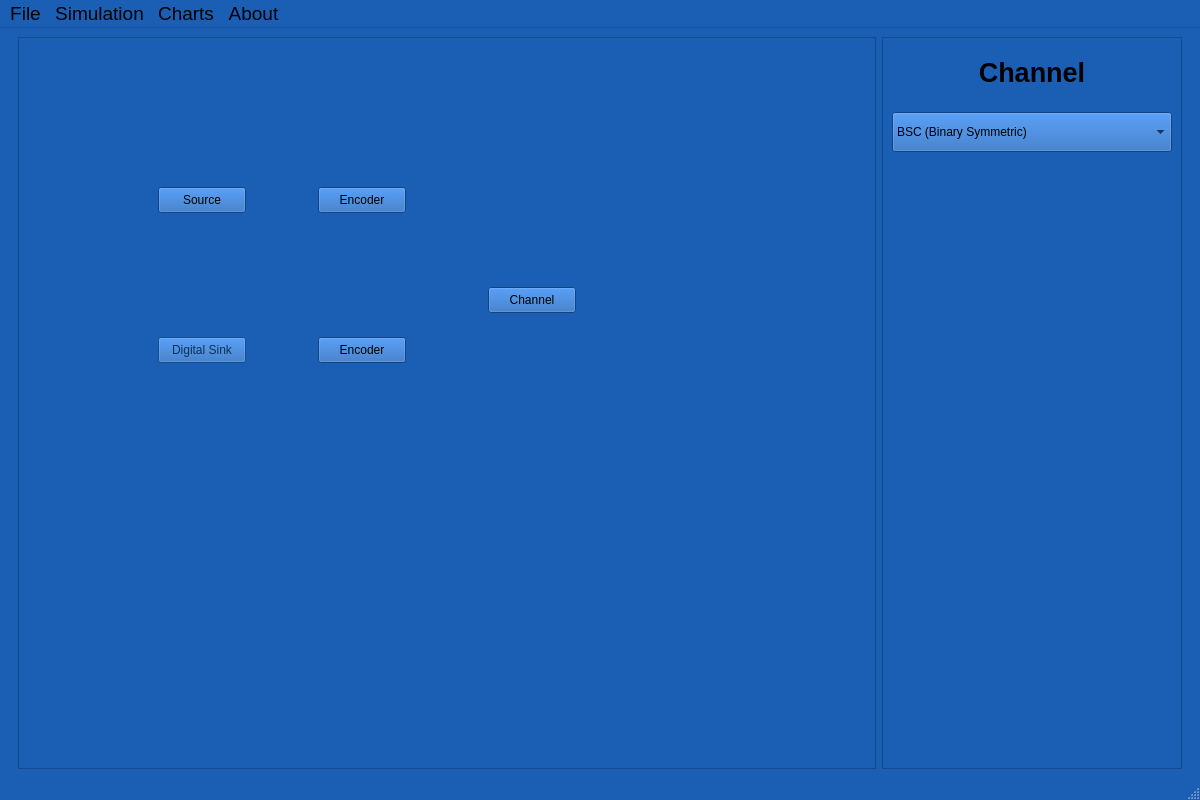
Karol-Gasior-PWR/niudac, file app/mainwindow.ui: the form before one commit.
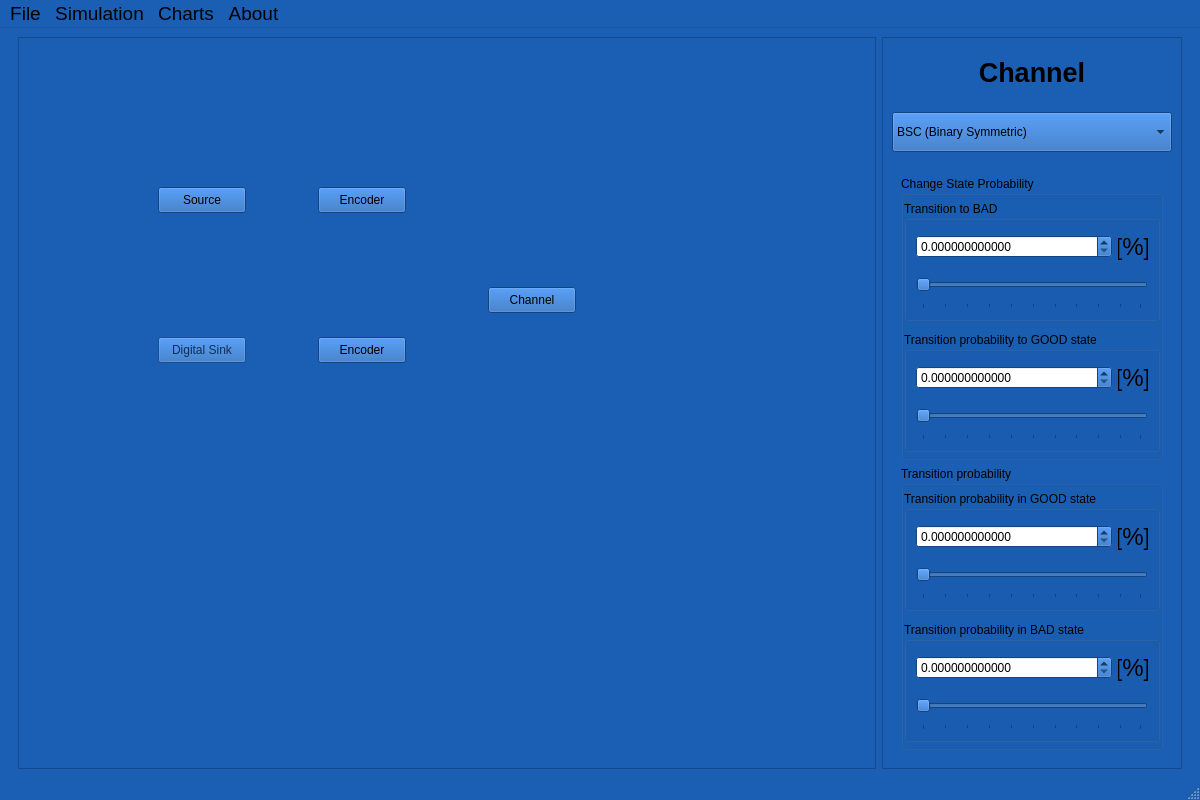
The form after the commit. The open tabs and pages were chosen to show the change.

Commit message: add CRC 8 class, and interface

Patch:
```diff
--- a/app/mainwindow.ui
+++ b/app/mainwindow.ui
@@ -982,7 +982,356 @@
                 </item>
                </layout>
               </widget>
-              <widget class="QWidget" name="page_gilbertElliot"/>
+              <widget class="QWidget" name="page_gilbertElliot">
+               <layout class="QVBoxLayout" name="verticalLayout_21">
+                <item>
+                 <widget class="QGroupBox" name="groupBox_8">
+                  <property name="title">
+                   <string>Change State Probability</string>
+                  </property>
+                  <layout class="QVBoxLayout" name="verticalLayout_20">
+                   <property name="leftMargin">
+                    <number>0</number>
+                   </property>
+                   <property name="topMargin">
+                    <number>0</number>
+                   </property>
+                   <property name="rightMargin">
+                    <number>0</number>
+                   </property>
+                   <property name="bottomMargin">
+                    <number>0</number>
+                   </property>
+                   <item>
+                    <widget class="QGroupBox" name="groupBox_7">
+                     <property name="maximumSize">
+                      <size>
+                       <width>16777215</width>
+                       <height>120</height>
+                      </size>
+                     </property>
+                     <property name="title">
+                      <string>Transition to BAD</string>
+                     </property>
+                     <layout class="QVBoxLayout" name="verticalLayout_17">
+                      <item>
+                       <layout class="QHBoxLayout" name="horizontalLayout_10">
+                        <item>
+                         <widget class="QDoubleSpinBox" name="dSpinB_channel_ge_toBad">
+                          <property name="decimals">
+                           <number>12</number>
+                          </property>
+                          <property name="maximum">
+                           <double>100.000000000000000</double>
+                          </property>
+                         </widget>
+                        </item>
+                        <item>
+                         <widget class="QLabel" name="label_15">
+                          <property name="minimumSize">
+                           <size>
+                            <width>30</width>
+                            <height>0</height>
+                           </size>
+                          </property>
+                          <property name="maximumSize">
+                           <size>
+                            <width>30</width>
+                            <height>16777215</height>
+                           </size>
+                          </property>
+                          <property name="font">
+                           <font>
+                            <pointsize>18</pointsize>
+                            <bold>false</bold>
+                           </font>
+                          </property>
+                          <property name="text">
+                           <string>[%]</string>
+                          </property>
+                          <property name="alignment">
+                           <set>Qt::AlignmentFlag::AlignCenter</set>
+                          </property>
+                         </widget>
+                        </item>
+                       </layout>
+                      </item>
+                      <item>
+                       <widget class="QSlider" name="hSlider_channel_ge_toBad">
+                        <property name="minimumSize">
+                         <size>
+                          <width>0</width>
+                          <height>40</height>
+                         </size>
+                        </property>
+                        <property name="orientation">
+                         <enum>Qt::Orientation::Horizontal</enum>
+                        </property>
+                        <property name="tickPosition">
+                         <enum>QSlider::TickPosition::TicksBelow</enum>
+                        </property>
+                        <property name="tickInterval">
+                         <number>10</number>
+                        </property>
+                       </widget>
+                      </item>
+                     </layout>
+                    </widget>
+                   </item>
+                   <item>
+                    <widget class="QGroupBox" name="groupBox_5">
+                     <property name="maximumSize">
+                      <size>
+                       <width>16777215</width>
+                       <height>120</height>
+                      </size>
+                     </property>
+                     <property name="title">
+                      <string>Transition probability to GOOD state</string>
+                     </property>
+                     <layout class="QVBoxLayout" name="verticalLayout_15">
+                      <item>
+                       <layout class="QHBoxLayout" name="horizontalLayout_8">
+                        <item>
+                         <widget class="QDoubleSpinBox" name="dSpinB_channel_ge_toGood">
+                          <property name="decimals">
+                           <number>12</number>
+                          </property>
+                          <property name="maximum">
+                           <double>100.000000000000000</double>
+                          </property>
+                         </widget>
+                        </item>
+                        <item>
+                         <widget class="QLabel" name="label_13">
+                          <property name="minimumSize">
+                           <size>
+                            <width>30</width>
+                            <height>0</height>
+                           </size>
+                          </property>
+                          <property name="maximumSize">
+                           <size>
+                            <width>30</width>
+                            <height>16777215</height>
+                           </size>
+                          </property>
+                          <property name="font">
+                           <font>
+                            <pointsize>18</pointsize>
+                            <bold>false</bold>
+                           </font>
+                          </property>
+                          <property name="text">
+                           <string>[%]</string>
+                          </property>
+                          <property name="alignment">
+                           <set>Qt::AlignmentFlag::AlignCenter</set>
+                          </property>
+                         </widget>
+                        </item>
+                       </layout>
+                      </item>
+                      <item>
+                       <widget class="QSlider" name="hSlider_channel_ge_toGood">
+                        <property name="minimumSize">
+                         <size>
+                          <width>0</width>
+                          <height>40</height>
+                         </size>
+                        </property>
+                        <property name="orientation">
+                         <enum>Qt::Orientation::Horizontal</enum>
+                        </property>
+                        <property name="tickPosition">
+                         <enum>QSlider::TickPosition::TicksBelow</enum>
+                        </property>
+                        <property name="tickInterval">
+                         <number>10</number>
+                        </property>
+                       </widget>
+                      </item>
+                     </layout>
+                    </widget>
+                   </item>
+                  </layout>
+                 </widget>
+                </item>
+                <item>
+                 <widget class="QGroupBox" name="groupBox_9">
+                  <property name="title">
+                   <string>Transition probability</string>
+                  </property>
+                  <layout class="QVBoxLayout" name="verticalLayout_19">
+                   <property name="leftMargin">
+                    <number>0</number>
+                   </property>
+                   <property name="topMargin">
+                    <number>0</number>
+                   </property>
+                   <property name="rightMargin">
+                    <number>0</number>
+                   </property>
+                   <property name="bottomMargin">
+                    <number>0</number>
+                   </property>
+                   <item>
+                    <widget class="QGroupBox" name="groupBox_10">
+                     <property name="maximumSize">
+                      <size>
+                       <width>16777215</width>
+                       <height>120</height>
+                      </size>
+                     </property>
+                     <property name="title">
+                      <string>Transition probability in GOOD state</string>
+                     </property>
+                     <layout class="QVBoxLayout" name="verticalLayout_18">
+                      <item>
+                       <layout class="QHBoxLayout" name="horizontalLayout_11">
+                        <item>
+                         <widget class="QDoubleSpinBox" name="dSpinB_channel_ge_trans_good">
+                          <property name="decimals">
+                           <number>12</number>
+                          </property>
+                          <property name="maximum">
+                           <double>100.000000000000000</double>
+                          </property>
+                         </widget>
+                        </item>
+                        <item>
+                         <widget class="QLabel" name="label_16">
+                          <property name="minimumSize">
+                           <size>
+                            <width>30</width>
+                            <height>0</height>
+                           </size>
+                          </property>
+                          <property name="maximumSize">
+                           <size>
+                            <width>30</width>
+                            <height>16777215</height>
+                           </size>
+                          </property>
+                          <property name="font">
+                           <font>
+                            <pointsize>18</pointsize>
+                            <bold>false</bold>
+                           </font>
+                          </property>
+                          <property name="text">
+                           <string>[%]</string>
+                          </property>
+                          <property name="alignment">
+                           <set>Qt::AlignmentFlag::AlignCenter</set>
+                          </property>
+                         </widget>
+                        </item>
+                       </layout>
+                      </item>
+                      <item>
+                       <widget class="QSlider" name="hSlider_channel_ge_trans_good">
+                        <property name="minimumSize">
+                         <size>
+                          <width>0</width>
+                          <height>40</height>
+                         </size>
+                        </property>
+                        <property name="orientation">
+                         <enum>Qt::Orientation::Horizontal</enum>
+                        </property>
+                        <property name="tickPosition">
+                         <enum>QSlider::TickPosition::TicksBelow</enum>
+                        </property>
+                        <property name="tickInterval">
+                         <number>10</number>
+                        </property>
+                       </widget>
+                      </item>
+                     </layout>
+                    </widget>
+                   </item>
+                   <item>
+                    <widget class="QGroupBox" name="groupBox_6">
+                     <property name="maximumSize">
+                      <size>
+                       <width>16777215</width>
+                       <height>120</height>
+                      </size>
+                     </property>
+                     <property name="title">
+                      <string>Transition probability in BAD state</string>
+                     </property>
+                     <layout class="QVBoxLayout" name="verticalLayout_16">
+                      <item>
+                       <layout class="QHBoxLayout" name="horizontalLayout_9">
+                        <item>
+                         <widget class="QDoubleSpinBox" name="dSpinB_channel_ge_transBad">
+                          <property name="decimals">
+                           <number>12</number>
+                          </property>
+                          <property name="maximum">
+                           <double>100.000000000000000</double>
+                          </property>
+                         </widget>
+                        </item>
+                        <item>
+                         <widget class="QLabel" name="label_14">
+                          <property name="minimumSize">
+                           <size>
+                            <width>30</width>
+                            <height>0</height>
+                           </size>
+                          </property>
+                          <property name="maximumSize">
+                           <size>
+                            <width>30</width>
+                            <height>16777215</height>
+                           </size>
+                          </property>
+                          <property name="font">
+                           <font>
+                            <pointsize>18</pointsize>
+                            <bold>false</bold>
+                           </font>
+                          </property>
+                          <property name="text">
+                           <string>[%]</string>
+                          </property>
+                          <property name="alignment">
+                           <set>Qt::AlignmentFlag::AlignCenter</set>
+                          </property>
+                         </widget>
+                        </item>
+                       </layout>
+                      </item>
+                      <item>
+                       <widget class="QSlider" name="hSlider_channel_ge_transBad">
+                        <property name="minimumSize">
+                         <size>
+                          <width>0</width>
+                          <height>40</height>
+                         </size>
+                        </property>
+                        <property name="orientation">
+                         <enum>Qt::Orientation::Horizontal</enum>
+                        </property>
+                        <property name="tickPosition">
+                         <enum>QSlider::TickPosition::TicksBelow</enum>
+                        </property>
+                        <property name="tickInterval">
+                         <number>10</number>
+                        </property>
+                       </widget>
+                      </item>
+                     </layout>
+                    </widget>
+                   </item>
+                  </layout>
+                 </widget>
+                </item>
+               </layout>
+              </widget>
               <widget class="QWidget" name="page_burstError"/>
               <widget class="QWidget" name="page_markov"/>
              </widget>
```
Left out of the diff: 64 changed lines with no effect on the pictures. The commit also changes 6 other files.
